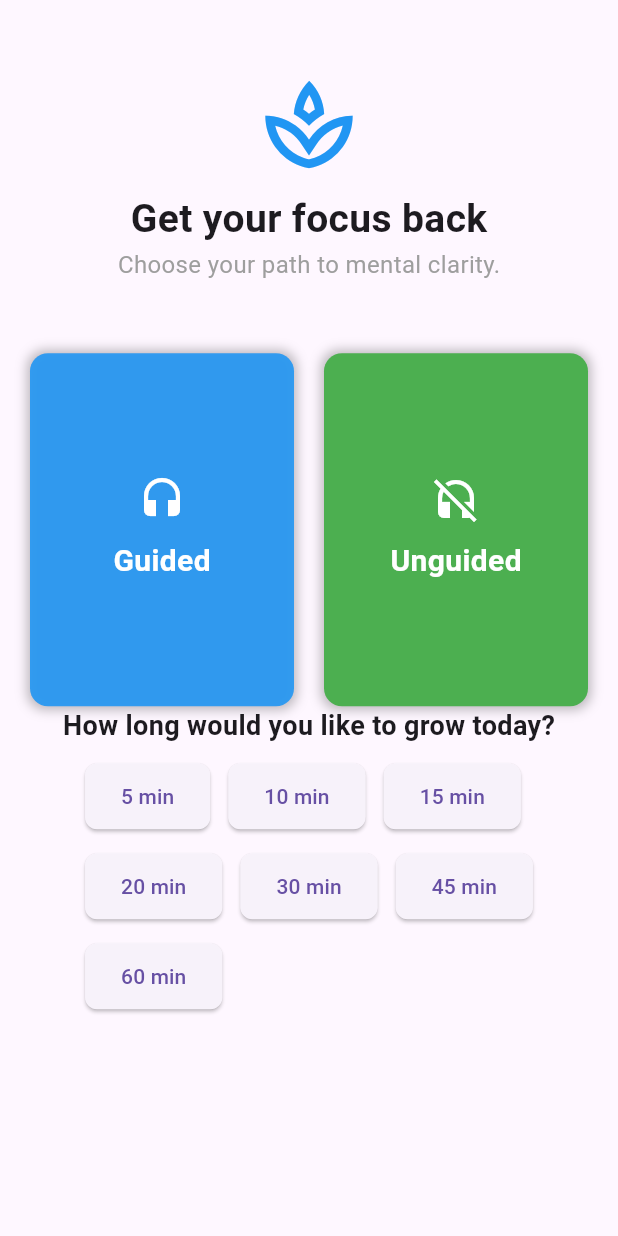
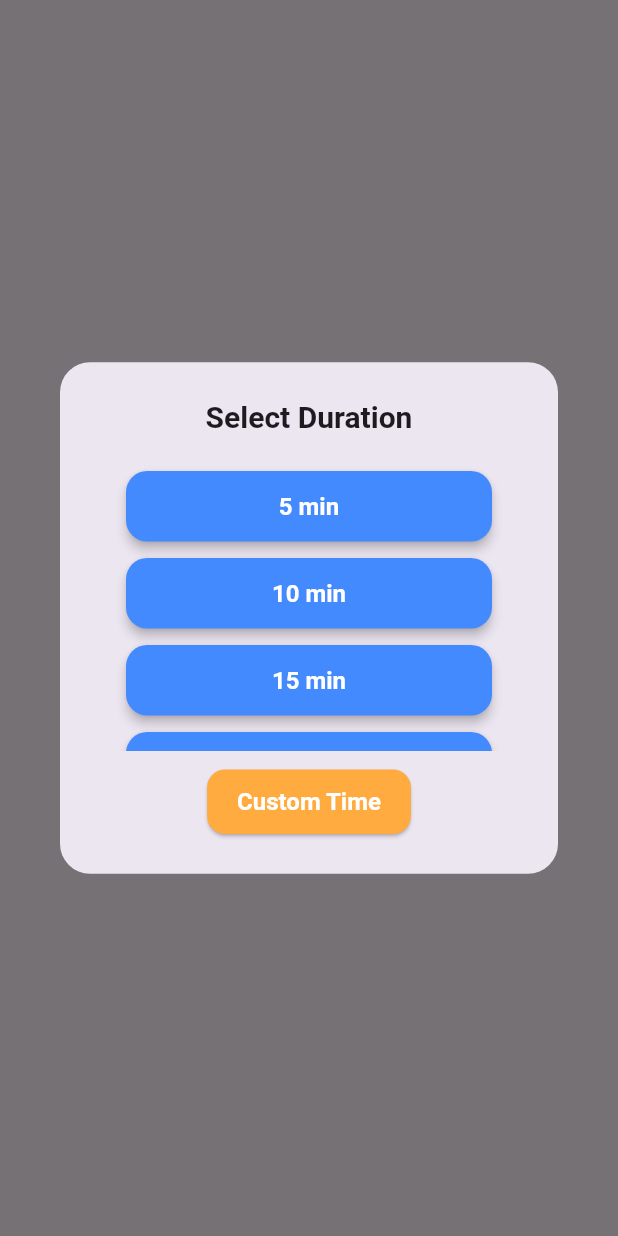
Before and after one commit to JoeRoganFake/Mental-Warrior-App, a Flutter app: the MeditationPage screen opened directly, after a tap on "Guided", on a phone screen of 412 x 824 dp. Run offline on Flutter 3.47's test engine with Material 3 defaults, Android fonts, the phone set to English and light mode, and no system bars; our stand-ins replace sqflite; missing offline and left inert: workmanager; accounts and stored records are empty; Roboto replaces fonts that are missing (Poppins).

Commit message:
- Meditation is looking better
+ Next Up : -Clean up and make sense of the meditation file

```diff
--- a/lib/pages/meditation.dart
+++ b/lib/pages/meditation.dart
@@ -7,167 +7,228 @@ class MeditationPage extends StatefulWidget {
 
 class _MeditationPageState extends State<MeditationPage> {
   String? selectedMode;
-  int? selectedDuration;
 
   @override
   Widget build(BuildContext context) {
     return Scaffold(
       body: Column(
-        children: [
-          Expanded(
-            flex: 2,
-            child: Column(
         mainAxisAlignment: MainAxisAlignment.center,
         children: [
           Icon(Icons.spa_outlined, size: 70, color: Colors.blue),
           SizedBox(height: 10),
           Text(
-                  "Get your focus back",
+            "Recharge Your Mind",
             style: TextStyle(fontSize: 26, fontWeight: FontWeight.bold),
           ),
           Text(
-                  "Choose your path to mental clarity.",
+            "Choose your meditation mode.",
             style: TextStyle(fontSize: 16, color: Colors.grey),
           ),
+          SizedBox(height: 30),
+          Row(
+            mainAxisAlignment: MainAxisAlignment.center,
+            children: [
+              _buildModeButton("Guided", Icons.headset, Colors.blue),
+              SizedBox(width: 20),
+              _buildModeButton(
+                  "Unguided", Icons.self_improvement, Colors.green),
             ],
-            ),
-          ),
-
-          Expanded(
-            flex: 2,
-            child: Padding(
-              padding: const EdgeInsets.symmetric(horizontal: 20),
-              child: Row(
-                children: [
-                  Expanded(
-                      child: _buildModeButton(
-                          "Guided", Icons.headset, Colors.blue)),
-                  SizedBox(width: 20),
-                  Expanded(
-                      child: _buildModeButton(
-                          "Unguided", Icons.headset_off, Colors.green)),
-                ],
-              ),
-            ),
-          ),
-
-          // Duration Selection Section
-          Expanded(
-            flex: 3,
-            child: Column(
-              children: [
-                if (selectedMode != null) ...[
-                  Text(
-                    "How long would you like to grow today?",
-                    style: TextStyle(fontSize: 18, fontWeight: FontWeight.bold),
-                  ),
-                  SizedBox(height: 10),
-
-                  // Grid of Duration Options
-                  Padding(
-                    padding: const EdgeInsets.symmetric(horizontal: 30),
-                    child: Wrap(
-                      spacing: 12,
-                      runSpacing: 12,
-                      children: [5, 10, 15, 20, 30, 45, 60].map((minutes) {
-                        return _buildDurationButton(minutes);
-                      }).toList(),
-                    ),
-                  ),
-
-                  SizedBox(height: 20),
-
-                  // Start Button
-                  if (selectedDuration != null)
-                    ElevatedButton(
-                      onPressed: _startMeditation,
-                      child: Text("Start $selectedMode Meditation"),
-                      style: ElevatedButton.styleFrom(
-                        padding:
-                            EdgeInsets.symmetric(horizontal: 30, vertical: 12),
-                        textStyle: TextStyle(fontSize: 18),
-                      ),
-                    ),
-                ],
-              ],
-            ),
           ),
         ],
       ),
     );
   }
 
-  /// Meditation Mode Button
   Widget _buildModeButton(String title, IconData icon, Color color) {
     return GestureDetector(
-      onTap: () => setState(() => selectedMode = title),
+      onTap: () {
+        setState(() {
+          selectedMode = title;
+        });
+        _selectDuration();
+      },
       child: Container(
-        padding: EdgeInsets.symmetric(vertical: 30),
+        width: 140,
+        height: 140,
         decoration: BoxDecoration(
-          color: selectedMode == title ? color.withOpacity(0.9) : color,
-          borderRadius: BorderRadius.circular(12),
+          color: color,
+          borderRadius: BorderRadius.circular(15),
           boxShadow: [
-            BoxShadow(color: Colors.black26, blurRadius: 6, spreadRadius: 2),
+            BoxShadow(color: Colors.black26, blurRadius: 6, spreadRadius: 2)
           ],
         ),
         child: Column(
           mainAxisAlignment: MainAxisAlignment.center,
           children: [
-            Icon(icon, color: Colors.white, size: 32),
+            Icon(icon, color: Colors.white, size: 40),
             SizedBox(height: 10),
-            Text(title,
+            Text(
+              title,
               style: TextStyle(
-                    fontSize: 20,
+                  fontSize: 18,
                   fontWeight: FontWeight.bold,
-                    color: Colors.white)),
+                  color: Colors.white),
+            ),
           ],
         ),
       ),
     );
   }
 
-  /// Duration Button
+  Future _selectDuration() {
+    return showDialog(
+      context: context,
+      builder: (context) {
+        return AlertDialog(
+          title: Center(
+            child: Text(
+              "Select Duration",
+              style: TextStyle(fontWeight: FontWeight.bold, fontSize: 20),
+            ),
+          ),
+          shape:
+              RoundedRectangleBorder(borderRadius: BorderRadius.circular(20)),
+          content: SizedBox(
+            height: 250,
+            width: double.maxFinite,
+            child: Column(
+              mainAxisSize: MainAxisSize.min,
+              children: [
+                Expanded(
+                  child: ListView.builder(
+                    shrinkWrap: true,
+                    itemCount: durations.length,
+                    itemBuilder: (context, index) {
+                      return _buildDurationButton(durations[index]);
+                    },
+                  ),
+                ),
+                SizedBox(height: 10),
+                ElevatedButton(
+                  onPressed: () {
+                    Navigator.pop(context);
+                    _showCustomTimePicker();
+                  },
+                  style: ElevatedButton.styleFrom(
+                    backgroundColor: Colors.orangeAccent,
+                    foregroundColor: Colors.white,
+                    shape: RoundedRectangleBorder(
+                        borderRadius: BorderRadius.circular(12)),
+                    padding: EdgeInsets.symmetric(horizontal: 20, vertical: 12),
+                    textStyle:
+                        TextStyle(fontSize: 16, fontWeight: FontWeight.bold),
+                  ),
+                  child: Text("Custom Time"),
+                ),
+              ],
+            ),
+          ),
+        );
+      },
+    ).then((_) {
+      Future.delayed(const Duration(milliseconds: 1), () {
+        selectedMode = null;
+      });
+    });
+  }
+
+  final List<int> durations = [5, 10, 15, 20, 30, 45, 60];
+
   Widget _buildDurationButton(int minutes) {
-    return ElevatedButton(
-      onPressed: () => setState(() => selectedDuration = minutes),
+    return Padding(
+      padding: const EdgeInsets.symmetric(vertical: 5, horizontal: 20),
+      child: ElevatedButton(
+        onPressed: () {
+          Navigator.pop(context);
+        },
+        style: ElevatedButton.styleFrom(
+          backgroundColor: Colors.blueAccent,
+          foregroundColor: Colors.white,
+          shape:
+              RoundedRectangleBorder(borderRadius: BorderRadius.circular(14)),
+          elevation: 3,
+          padding: EdgeInsets.symmetric(vertical: 14),
+          textStyle: TextStyle(fontSize: 16, fontWeight: FontWeight.bold),
+        ),
         child: Text("$minutes min"),
-      style: ElevatedButton.styleFrom(
-        padding: EdgeInsets.symmetric(horizontal: 24, vertical: 12),
-        shape: RoundedRectangleBorder(borderRadius: BorderRadius.circular(8)),
       ),
     );
   }
 
-  /// Start Meditation Function
-  void _startMeditation() {
-    Navigator.push(
-      context,
-      MaterialPageRoute(
-        builder: (context) => MeditationSessionPage(
-          mode: selectedMode!,
-          duration: selectedDuration!,
+  void _showCustomTimePicker() {
+    int customMinutes = 5;
+
+    showDialog(
+      context: context,
+      builder: (context) {
+        return StatefulBuilder(
+          builder: (context, setDialogState) {
+            return AlertDialog(
+              title: Center(
+                child: Text(
+                  "Set Custom Time",
+                  style: TextStyle(fontWeight: FontWeight.bold, fontSize: 20),
                 ),
               ),
+              shape: RoundedRectangleBorder(
+                  borderRadius: BorderRadius.circular(20)),
+              content: Column(
+                mainAxisSize: MainAxisSize.min,
+                children: [
+                  Row(
+                    mainAxisAlignment: MainAxisAlignment.center,
+                    children: [
+                      IconButton(
+                        icon: Icon(Icons.remove_circle_outline, size: 30),
+                        onPressed: () {
+                          if (customMinutes > 1) {
+                            setDialogState(() => customMinutes--);
+                          }
+                        },
+                      ),
+                      Container(
+                        padding: EdgeInsets.symmetric(horizontal: 15),
+                        decoration: BoxDecoration(
+                          borderRadius: BorderRadius.circular(12),
+                          color: Colors.grey[200],
+                        ),
+                        child: Text(
+                          "$customMinutes min",
+                          style: TextStyle(
+                              fontSize: 24, fontWeight: FontWeight.bold),
+                        ),
+                      ),
+                      IconButton(
+                        icon: Icon(Icons.add_circle_outline, size: 30),
+                        onPressed: () {
+                          setDialogState(() => customMinutes++);
+                        },
+                      ),
+                    ],
+                  ),
+                  SizedBox(height: 20),
+                  ElevatedButton(
+                    onPressed: () {
+                      Navigator.pop(context);
+                    },
+                    style: ElevatedButton.styleFrom(
+                      backgroundColor: Colors.greenAccent,
+                      foregroundColor: Colors.white,
+                      shape: RoundedRectangleBorder(
+                          borderRadius: BorderRadius.circular(12)),
+                      padding:
+                          EdgeInsets.symmetric(horizontal: 20, vertical: 12),
+                      textStyle:
+                          TextStyle(fontSize: 16, fontWeight: FontWeight.bold),
+                    ),
+                    child: Text("Start"),
+                  ),
+                ],
+              ),
+            );
+          },
+        );
+      },
     );
   }
 }
-
-/// Meditation Session Page (Placeholder)
-class MeditationSessionPage extends StatelessWidget {
-  final String mode;
-  final int duration;
-
-  MeditationSessionPage({required this.mode, required this.duration});
-
-  @override
-  Widget build(BuildContext context) {
-    return Scaffold(
-      appBar: AppBar(title: Text("$mode Meditation")),
-      body: Center(
-        child: Text(
-            "Meditating for $duration minutes...\n\nEmbrace the calm and clarity.",
-            style: TextStyle(fontSize: 22, fontWeight: FontWeight.bold)),
-      ),
-    );
-  }
-}
```
Lines whose indentation alone changed are shown as unchanged.
